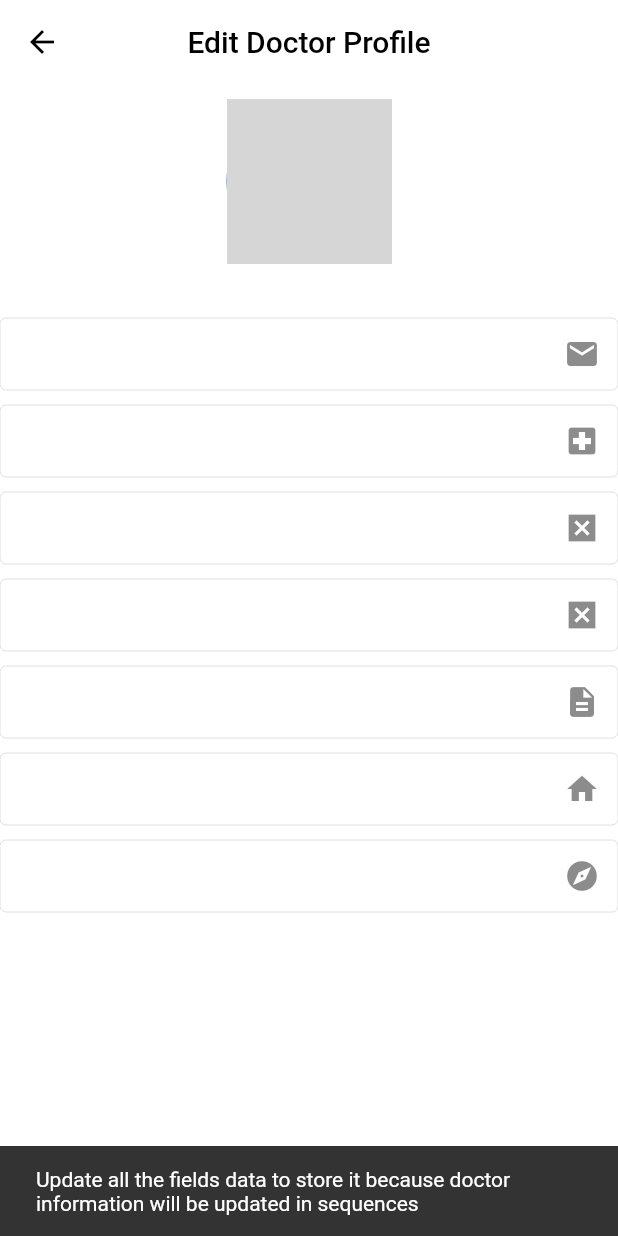
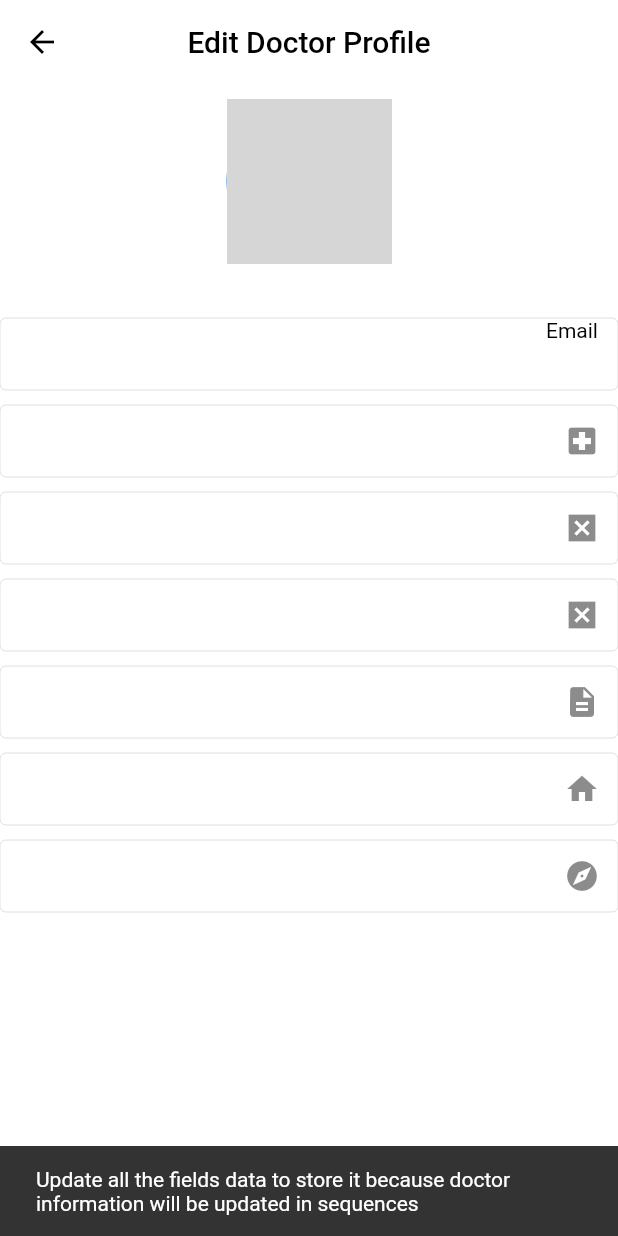
Before and after one commit to fwdAndroid/practo_doctor, a Flutter app: the Edit_Setting screen opened directly, after a tap on "Update", on a phone screen of 412 x 824 dp. Run offline on Flutter 3.47's test engine with Material 2 defaults, Android fonts, the phone set to English and light mode, and no system bars; our stand-ins replace bottom_navy_bar, cloud_firestore, country_code_picker, firebase_auth, firebase_core, firebase_storage and 6 more; missing offline and left inert: booking_calendar, calender_picker, phone_form_field; accounts and stored records are empty; network calls fail; grey boxes are pictures that could not be loaded.

Commit message:
Update + issue

```diff
--- a/lib/database/databasemethods.dart
+++ b/lib/database/databasemethods.dart
@@ -116,7 +116,8 @@ class DatabaseMethods {
           "doctorEmail": doctorEmail,
           "doctorHospital": doctorHospital,
           "doctorSpecialization": doctorSpecialization,
-          "doctortreatedDiseacs": doctortreatedDiseacs
+          "doctortreatedDiseacs": doctortreatedDiseacs,
+          "experience": experience
         });
         res = 'success';
       }
--- a/lib/profile/edit_setting.dart
+++ b/lib/profile/edit_setting.dart
@@ -113,7 +113,10 @@ class _Edit_SettingState extends State<Edit_Setting> {
                       ),
                       TextFormField(
                         decoration: InputDecoration(
-                          suffixIcon: Icon(Icons.email),
+                          suffixIcon: Text(
+                            "Email",
+                            style: TextStyle(color: Colors.black),
+                          ),
                           fillColor: Colors.white,
                           hintText: document['doctorEmail'],
                           border: inputBorder,
```
